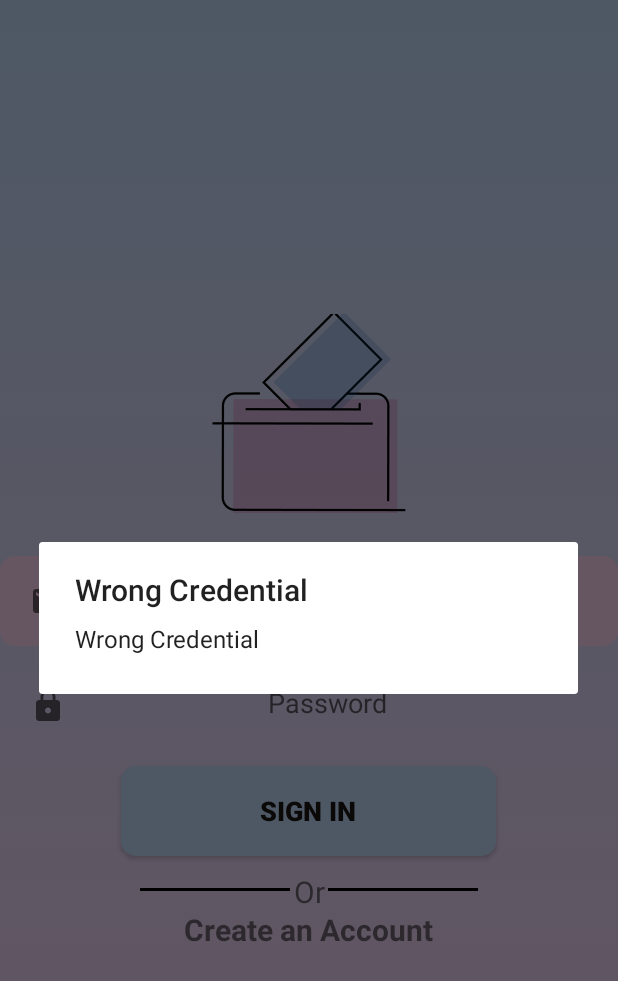
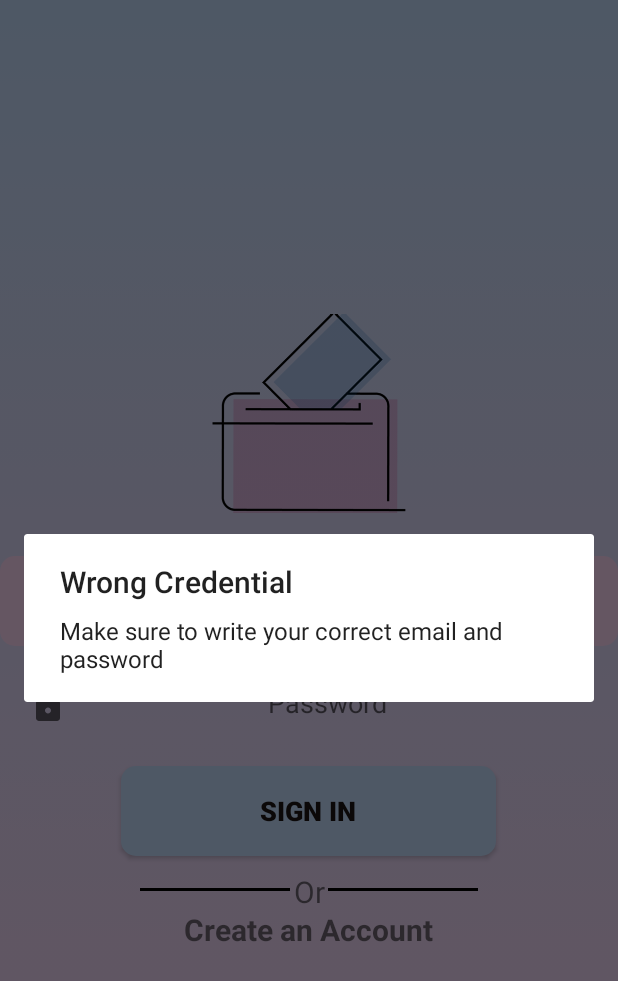
Before and after one commit to sarahsal19/Ballot, an Android app: the Login screen opened directly, with no data from a screen before it, after a tap on "SIGN IN", on a phone screen of 412 x 824 dp. Shown: the top 981 px of the screen. Run offline under Robolectric (Android 15) with nearby library versions, the phone set to English and light mode, and no system bars.

Commit message:
Important modifications

```diff
--- a/app/build.gradle
+++ b/app/build.gradle
@@ -33,7 +33,6 @@ dependencies {
     implementation 'androidx.appcompat:appcompat:1.4.1'
     implementation 'com.google.android.material:material:1.5.0'
     implementation 'androidx.constraintlayout:constraintlayout:2.1.3'
-    implementation 'com.androidx.support:design:28.0.0'
     testImplementation 'junit:junit:4.13.2'
     androidTestImplementation 'androidx.test.ext:junit:1.1.3'
     androidTestImplementation 'androidx.test.espresso:espresso-core:3.4.0'
--- a/app/src/main/java/com/example/ballot/Login.java
+++ b/app/src/main/java/com/example/ballot/Login.java
@@ -50,7 +50,7 @@ public class Login extends AppCompatActivity {
                     AlertDialog.Builder builder = new AlertDialog.Builder(Login.this);
                     builder.setCancelable(true);
                     builder.setTitle("Wrong Credential");
-                    builder.setMessage("Wrong Credential");
+                    builder.setMessage("Make sure to write your correct email and password ");
                     builder.show();
                 }
                 dbHelper.close();
--- a/app/src/main/java/com/example/ballot/Sql/DBHelper.java
+++ b/app/src/main/java/com/example/ballot/Sql/DBHelper.java
@@ -30,7 +30,8 @@ public class DBHelper extends SQLiteOpenHelper {
         if (result == -1){
             return false;
         }else {
-           // DB.execSQL("DELETE FROM " + "UserDetails" + " WHERE "+"userID"+"='"+KEY_NAME+"'" );
+           // String KEY_NAME = "";
+           //DB.execSQL("DELETE FROM " + "UserDetails" + " WHERE "+"userID"+"='"+KEY_NAME+"'" );
             DB.close();
             return true;
         }
--- a/app/src/main/res/layout/activity_main.xml
+++ b/app/src/main/res/layout/activity_main.xml
@@ -45,7 +45,7 @@
             android:background="@drawable/btn_view"
             android:fontFamily="sans-serif-black"
             android:padding="10dp"
-            android:text="Login"
+            android:text="Sign In"
             android:textColor="#1B1515"
             android:textSize="18sp" />
 
```
Also changed, not shown: app/src/main/java/com/example/ballot/SignUp.java (+6 -1 lines).
